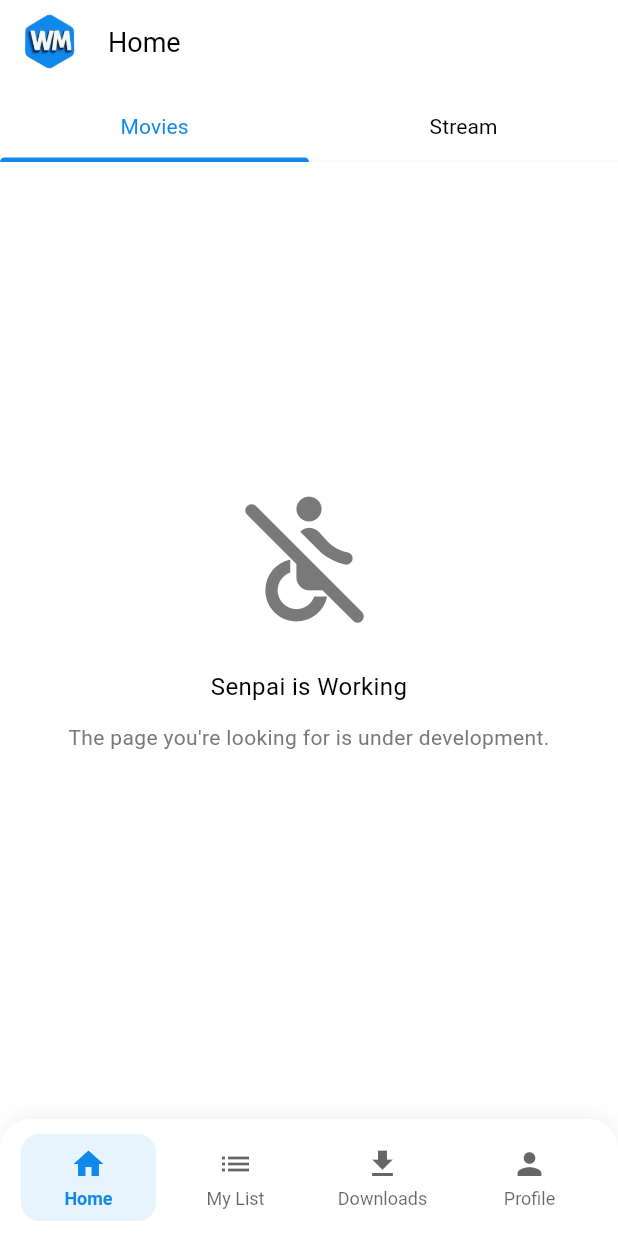
After one commit to huraira-younas/watchmate, a Flutter app: the HomeScreen screen opened by its route, on a phone screen of 412 x 824 dp. The commit adds this screen. Run offline on Flutter 3.47's test engine with Material 3 defaults, Android fonts, the phone set to English and light mode, and no system bars; our stand-ins replace cached_network_image, chewie, country_picker, dio, equatable, flutter_bloc and 5 more; accounts and stored records are empty; Roboto replaces fonts that are missing (Bold, Regular, SemiBold).

Commit message:
Added Tabs

```diff
--- /dev/null
+++ b/watchmate_app/lib/common/widgets/custom_tabbar.dart
@@ -0,0 +1,50 @@
+import 'package:watchmate_app/common/widgets/text_widget.dart';
+import 'package:watchmate_app/constants/app_constants.dart';
+import 'package:watchmate_app/constants/app_fonts.dart';
+import 'package:watchmate_app/extensions/exports.dart';
+import 'package:flutter/material.dart';
+
+class CustomTabBar extends StatelessWidget {
+  final TabController? controller;
+  final Function(int)? onChange;
+  final List<String> tabs;
+  const CustomTabBar({
+    required this.tabs,
+    this.controller,
+    this.onChange,
+    super.key,
+  });
+
+  @override
+  Widget build(BuildContext context) {
+    final theme = context.theme;
+
+    final textColor = theme.textTheme.bodyLarge?.color ?? Colors.black;
+    final primaryColor = theme.primaryColor;
+
+    return TabBar(
+      dividerColor: theme.highlightColor.withValues(alpha: 0.1),
+      indicatorSize: TabBarIndicatorSize.tab,
+      indicatorColor: primaryColor,
+      controller: controller,
+      onTap: onChange,
+      indicator: UnderlineTabIndicator(
+        borderRadius: BorderRadius.vertical(top: Radius.circular(30)),
+        borderSide: BorderSide(color: primaryColor, width: 3),
+      ),
+      labelStyle: myStyle(
+        size: AppConstants.subtitle,
+        family: AppFonts.semibold,
+        color: textColor,
+      ),
+      tabs: List.generate(tabs.length, (idx) => Text(tabs[idx])),
+      labelPadding: const EdgeInsets.symmetric(vertical: 12),
+      unselectedLabelColor: theme.dividerColor,
+      labelColor: primaryColor,
+      unselectedLabelStyle: myStyle(
+        size: AppConstants.subtitle,
+        color: textColor,
+      ),
+    );
+  }
+}
--- a/watchmate_app/lib/extensions/widget_extensions.dart
+++ b/watchmate_app/lib/extensions/widget_extensions.dart
@@ -21,4 +21,7 @@ extension WidgetX on Widget {
   }) {
     return GestureDetector(onTap: onTap, behavior: behavior, child: this);
   }
+
+  Widget expanded({int flex = 1, Key? key}) =>
+      Expanded(flex: flex, key: key, child: this);
 }
--- a/watchmate_app/lib/features/home/views/home_screen.dart
+++ b/watchmate_app/lib/features/home/views/home_screen.dart
@@ -1,3 +1,7 @@
+import 'package:watchmate_app/features/home/views/movies_tab.dart';
+import 'package:watchmate_app/features/home/views/stream_tab.dart';
+import 'package:watchmate_app/common/widgets/custom_tabbar.dart';
+import 'package:watchmate_app/extensions/exports.dart';
 import 'package:flutter/material.dart';
 
 class HomeScreen extends StatefulWidget {
@@ -8,17 +12,41 @@ class HomeScreen extends StatefulWidget {
 }
 
 class _HomeScreenState extends State<HomeScreen>
-    with AutomaticKeepAliveClientMixin {
+    with AutomaticKeepAliveClientMixin, SingleTickerProviderStateMixin {
+  late TabController _tabController;
+  final Map<String, Widget> _tabs = {
+    "Movies": MoviesTab(),
+    "Stream": StreamTab(),
+  };
+
   @override
   Widget build(BuildContext context) {
     super.build(context);
 
-    return Column(children: <Widget>[
+    final widgets = _tabs.entries.map((e) => e.value).toList();
+    final keys = _tabs.entries.map((e) => e.key).toList();
 
+    return Column(
+      children: <Widget>[
+        6.h,
+        CustomTabBar(tabs: keys, controller: _tabController),
+        TabBarView(controller: _tabController, children: widgets).expanded(),
       ],
     );
   }
 
   @override
   bool get wantKeepAlive => true;
+
+  @override
+  void initState() {
+    super.initState();
+    _tabController = TabController(length: _tabs.length, vsync: this);
+  }
+
+  @override
+  void dispose() {
+    _tabController.dispose();
+    super.dispose();
+  }
 }
--- /dev/null
+++ b/watchmate_app/lib/features/home/views/movies_tab.dart
@@ -0,0 +1,47 @@
+import 'package:watchmate_app/common/widgets/text_widget.dart';
+import 'package:watchmate_app/constants/app_constants.dart';
+import 'package:watchmate_app/constants/app_themes.dart';
+import 'package:watchmate_app/constants/app_fonts.dart';
+import 'package:flutter/material.dart';
+
+class MoviesTab extends StatelessWidget {
+  const MoviesTab({super.key});
+
+  @override
+  Widget build(BuildContext context) {
+    final theme = Theme.of(context);
+    final isDark = theme.brightness == Brightness.dark;
+
+    return Center(
+      child: Padding(
+        padding: const EdgeInsets.symmetric(horizontal: AppConstants.padding),
+        child: Column(
+          mainAxisAlignment: MainAxisAlignment.center,
+          children: [
+            Icon(
+              Icons.not_accessible_rounded,
+              color: isDark ? AppColors.darkHint : AppColors.lightHint,
+              size: 100,
+            ),
+            const SizedBox(height: 24),
+            MyText(
+              color: theme.textTheme.bodyLarge?.color ?? Colors.white,
+              text: 'Senpai is Working',
+              size: AppConstants.title,
+              family: AppFonts.bold,
+              isCenter: true,
+            ),
+            const SizedBox(height: 12),
+            MyText(
+              text: 'The page you\'re looking for is under development.',
+              color: theme.textTheme.bodyMedium?.color,
+              size: AppConstants.subtitle,
+              isCenter: true,
+            ),
+            const SizedBox(height: 30),
+          ],
+        ),
+      ),
+    );
+  }
+}
--- /dev/null
+++ b/watchmate_app/lib/features/home/views/stream_tab.dart
@@ -0,0 +1,10 @@
+import 'package:flutter/material.dart';
+
+class StreamTab extends StatelessWidget {
+  const StreamTab({super.key});
+
+  @override
+  Widget build(BuildContext context) {
+    return const Placeholder();
+  }
+}
```
